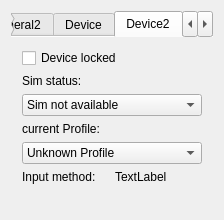
This is examples/sysinfo/dialog_s60.ui in qtproject/qt-mobility as Qt 5 draws it before an edit. The edited form follows.
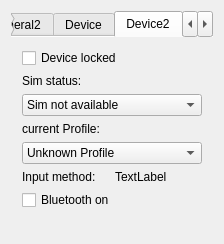
This is the edited form. The open tabs and pages were chosen to show the change.

Commit message: Bluetooth status monitoring in S60

```diff
--- a/examples/sysinfo/dialog_s60.ui
+++ b/examples/sysinfo/dialog_s60.ui
@@ -7,7 +7,7 @@
     <x>0</x>
     <y>0</y>
     <width>165</width>
-    <height>212</height>
+    <height>244</height>
    </rect>
   </property>
   <property name="windowTitle">
@@ -642,6 +642,13 @@
            </item>
           </layout>
          </item>
+         <item>
+          <widget class="QCheckBox" name="bluetoothOnCheckBox">
+           <property name="text">
+            <string>Bluetooth on</string>
+           </property>
+          </widget>
+         </item>
          <item>
           <spacer name="verticalSpacer_5">
            <property name="orientation">
```
The commit also changes 4 other files.
